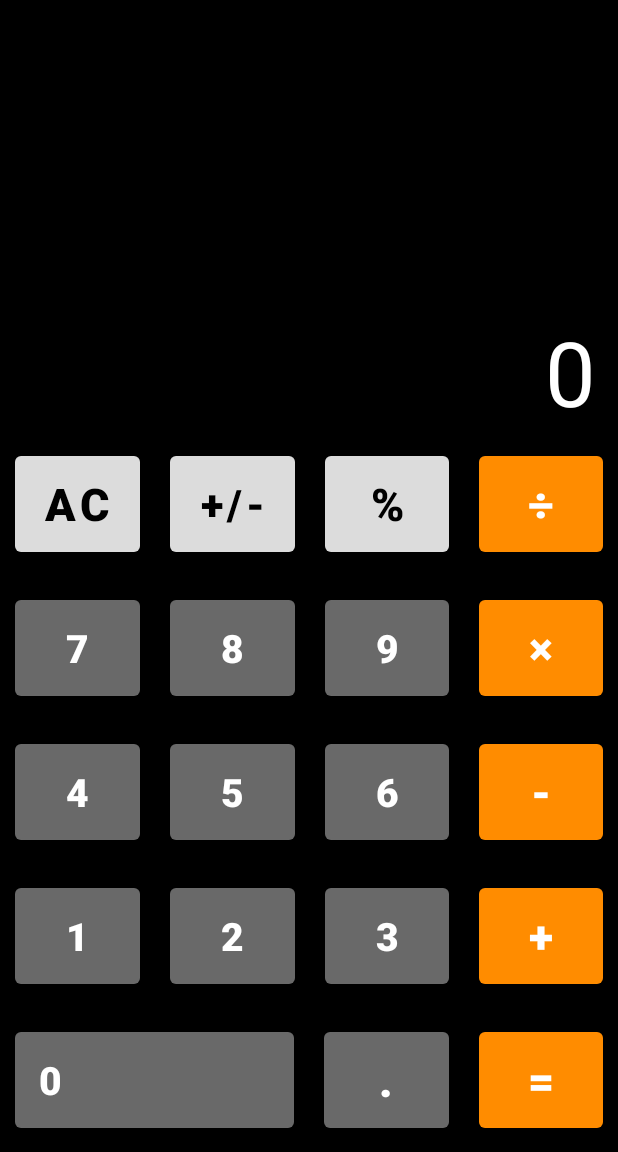
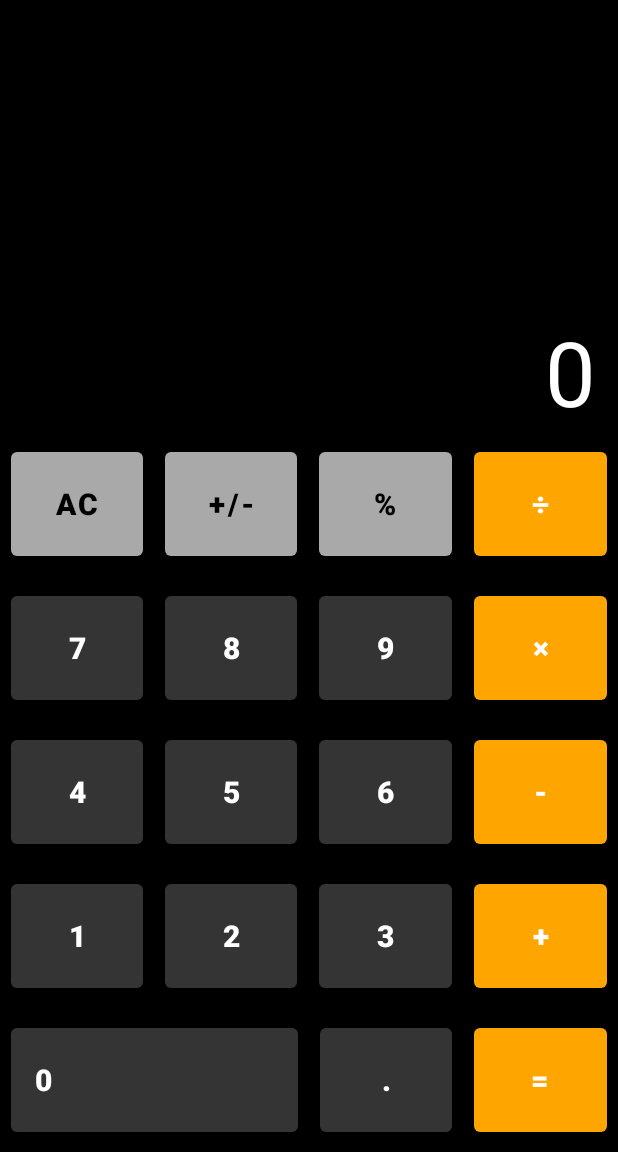
Before and after one commit to PariyaTari/Calculator1, an Android app: the screen it shows after launch (MainActivity), on a phone screen of 412 x 824 dp, the part 84-1236 px from its top. Run offline under Robolectric (Android 15) with nearby library versions, the phone set to English and light mode, and no system bars.

Commit message:
bug fixes 1

```diff
--- a/Calculator_1/app/src/main/java/com/example/calculator_1/MainActivity.java
+++ b/Calculator_1/app/src/main/java/com/example/calculator_1/MainActivity.java
@@ -7,6 +7,7 @@ import android.os.Bundle;
 import android.view.View;
 import android.widget.Button;
 import android.widget.TextView;
+import android.widget.Toast;
 
 public class MainActivity extends AppCompatActivity {
     private Button btnAC,btnC,btnDiv,btnMul,btnSub,btnAdd,btnPer,btnPoint,btnEqual;
@@ -50,48 +51,47 @@ public class MainActivity extends AppCompatActivity {
         else if (id == R.id.btnPoint)
             setNumber(".");
         else if (id == R.id.btnAdd){
+            if(flag == true){
+                equal();
+            }
             num1 = Float.parseFloat(textView.getText().toString());
             op = "+";
             textView.setText("+");
         }
         else if (id == R.id.btnSub){
+            if(flag == true){
+                equal();
+            }
             num1 = Float.parseFloat(textView.getText().toString());
             op = "-";
             textView.setText("-");
         }
         else if (id == R.id.btnMul){
+            if(flag == true){
+                equal();
+            }
             num1 = Float.parseFloat(textView.getText().toString());
             op = "×";
             textView.setText("×");
         }
         else if (id == R.id.btnDiv){
+            if(flag == true){
+                equal();
+            }
             num1 = Float.parseFloat(textView.getText().toString());
             op = "÷";
             textView.setText("÷");
         }
         else if (id == R.id.btnPer){
+            if(flag == true){
+                equal();
+            }
             num1 = Float.parseFloat(textView.getText().toString());
             op = "%";
             textView.setText("%");
         }
         else if (id == R.id.btnEqual){
-            num2 = Float.parseFloat(textView.getText().toString());
-            float result = 0;
-            if(op == "+")
-                result = num1 + num2;
-            else if(op == "-")
-                result = num1 - num2;
-            else if(op == "×")
-                result = num1 * num2;
-            else if(op == "÷")
-                result = num1 / num2;
-            else if(op == "%")
-                result = (num1/100) * num2;
-
-            textView.setText(result+"");
-            num1 = num2 = 0;
-            op = "";
-            flag = false;
+            equal();
         }
         else if (id == R.id.btnAC){
             num1 = num2 = 0;
@@ -129,6 +129,30 @@ public class MainActivity extends AppCompatActivity {
             else
                 textView.setText(tmp+number);
         }
+    }
+
+    void equal(){
+        num2 = Float.parseFloat(textView.getText().toString());
+        float result = 0;
+        if(op == "+")
+            result = num1 + num2;
+        else if(op == "-")
+            result = num1 - num2;
+        else if(op == "×")
+            result = num1 * num2;
+        else if(op == "÷"){
+            if(num2 == 0)
+                Toast.makeText(MainActivity.this , R.string.info , Toast.LENGTH_LONG).show();
+            else
+                result = num1 / num2;
+        }
+        else if(op == "%")
+            result = (num1/100) * num2;
+
+        textView.setText(result+"");
+        num1 = num2 = 0;
+        op = "";
+        flag = false;
     }
 
     void findViews(){
--- a/Calculator_1/app/src/main/res/layout/activity_main.xml
+++ b/Calculator_1/app/src/main/res/layout/activity_main.xml
@@ -48,7 +48,7 @@
                     android:id="@+id/btnAC"
                     android:layout_width="wrap_content"
                     android:layout_height="match_parent"
-                    android:layout_margin="10dp"
+                    android:layout_margin="7dp"
                     android:layout_weight="1"
                     android:bottomLeftRadius="300dp"
                     android:bottomRightRadius="300dp"
@@ -56,7 +56,7 @@
                     android:onClick="buttonPressed"
                     android:text="AC"
                     android:textColor="@color/black"
-                    android:textSize="30sp"
+                    android:textSize="20sp"
                     android:textStyle="bold"
                     android:topLeftRadius="300dp"
                     android:topRightRadius="300dp" />
@@ -65,39 +65,39 @@
                     android:id="@+id/btnC"
                     android:layout_width="wrap_content"
                     android:layout_height="match_parent"
-                    android:layout_margin="10dp"
+                    android:layout_margin="7dp"
                     android:layout_weight="1"
                     android:gravity="center"
                     android:onClick="buttonPressed"
                     android:text="+/-"
                     android:textColor="@color/black"
-                    android:textSize="28sp"
+                    android:textSize="20sp"
                     android:textStyle="bold" />
 
                 <Button
                     android:id="@+id/btnPer"
                     android:layout_width="wrap_content"
                     android:layout_height="match_parent"
-                    android:layout_margin="10dp"
+                    android:layout_margin="7dp"
                     android:layout_weight="1"
                     android:gravity="center"
                     android:onClick="buttonPressed"
                     android:text="%"
                     android:textColor="@color/black"
-                    android:textSize="30sp"
+                    android:textSize="20sp"
                     android:textStyle="bold" />
 
                 <Button
                     android:id="@+id/btnDiv"
                     android:layout_width="wrap_content"
                     android:layout_height="match_parent"
-                    android:layout_margin="10dp"
+                    android:layout_margin="7dp"
                     android:layout_weight="1"
                     android:gravity="center"
                     android:onClick="buttonPressed"
                     android:text="÷"
                     android:textColor="@color/white"
-                    android:textSize="30sp"
+                    android:textSize="20sp"
                     android:textStyle="bold" />
             </LinearLayout>
 
@@ -111,52 +111,52 @@
                     android:id="@+id/btn7"
                     android:layout_width="wrap_content"
                     android:layout_height="match_parent"
-                    android:layout_margin="10dp"
+                    android:layout_margin="7dp"
                     android:layout_weight="1"
                     android:gravity="center"
                     android:onClick="buttonPressed"
                     android:text="7"
                     android:textColor="@color/white"
-                    android:textSize="26sp"
+                    android:textSize="20sp"
                     android:textStyle="bold" />
 
                 <Button
                     android:id="@+id/btn8"
                     android:layout_width="wrap_content"
                     android:layout_height="match_parent"
-                    android:layout_margin="10dp"
+                    android:layout_margin="7dp"
                     android:layout_weight="1"
                     android:gravity="center"
                     android:onClick="buttonPressed"
                     android:text="8"
                     android:textColor="@color/white"
-                    android:textSize="26sp"
+                    android:textSize="20sp"
                     android:textStyle="bold" />
 
                 <Button
                     android:id="@+id/btn9"
                     android:layout_width="wrap_content"
                     android:layout_height="match_parent"
-                    android:layout_margin="10dp"
+                    android:layout_margin="7dp"
                     android:layout_weight="1"
                     android:gravity="center"
                     android:onClick="buttonPressed"
                     android:text="9"
                     android:textColor="@color/white"
-                    android:textSize="26sp"
+                    android:textSize="20sp"
                     android:textStyle="bold" />
 
                 <Button
                     android:id="@+id/btnMul"
                     android:layout_width="wrap_content"
                     android:layout_height="match_parent"
-                    android:layout_margin="10dp"
+                    android:layout_margin="7dp"
                     android:layout_weight="1"
                     android:gravity="center"
                     android:onClick="buttonPressed"
                     android:text="×"
                     android:textColor="@color/white"
-                    android:textSize="30sp"
+                    android:textSize="20sp"
                     android:textStyle="bold" />
             </LinearLayout>
 
@@ -170,52 +170,52 @@
                     android:id="@+id/btn4"
                     android:layout_width="wrap_content"
                     android:layout_height="match_parent"
-                    android:layout_margin="10dp"
+                    android:layout_margin="7dp"
                     android:layout_weight="1"
                     android:gravity="center"
                     android:onClick="buttonPressed"
                     android:text="4"
                     android:textColor="@color/white"
-                    android:textSize="26sp"
+                    android:textSize="20sp"
                     android:textStyle="bold" />
 
                 <Button
                     android:id="@+id/btn5"
                     android:layout_width="wrap_content"
                     android:layout_height="match_parent"
-                    android:layout_margin="10dp"
+                    android:layout_margin="7dp"
                     android:layout_weight="1"
                     android:gravity="center"
                     android:onClick="buttonPressed"
                     android:text="5"
                     android:textColor="@color/white"
-                    android:textSize="26sp"
+                    android:textSize="20sp"
                     android:textStyle="bold" />
 
                 <Button
                     android:id="@+id/btn6"
                     android:layout_width="wrap_content"
                     android:layout_height="match_parent"
-                    android:layout_margin="10dp"
+                    android:layout_margin="7dp"
                     android:layout_weight="1"
                     android:gravity="center"
                     android:onClick="buttonPressed"
                     android:text="6"
                     android:textColor="@color/white"
-                    android:textSize="26sp"
+                    android:textSize="20sp"
                     android:textStyle="bold" />
 
                 <Button
                     android:id="@+id/btnSub"
                     android:layout_width="wrap_content"
                     android:layout_height="match_parent"
-                    android:layout_margin="10dp"
+                    android:layout_margin="7dp"
                     android:layout_weight="1"
                     android:gravity="center"
                     android:onClick="buttonPressed"
                     android:text="-"
                     android:textColor="@color/white"
-                    android:textSize="30sp"
+                    android:textSize="20sp"
                     android:textStyle="bold" />
             </LinearLayout>
 
@@ -229,52 +229,52 @@
                     android:id="@+id/btn1"
                     android:layout_width="wrap_content"
                     android:layout_height="match_parent"
-                    android:layout_margin="10dp"
+                    android:layout_margin="7dp"
                     android:layout_weight="1"
                     android:gravity="center"
                     android:onClick="buttonPressed"
                     android:text="1"
                     android:textColor="@color/white"
-                    android:textSize="26sp"
+                    android:textSize="20sp"
                     android:textStyle="bold" />
 
                 <Button
                     android:id="@+id/btn2"
                     android:layout_width="wrap_content"
                     android:layout_height="match_parent"
-                    android:layout_margin="10dp"
+                    android:layout_margin="7dp"
                     android:layout_weight="1"
                     android:gravity="center"
                     android:onClick="buttonPressed"
                     android:text="2"
                     android:textColor="@color/white"
-                    android:textSize="26sp"
+                    android:textSize="20sp"
                     android:textStyle="bold" />
 
                 <Button
                     android:id="@+id/btn3"
                     android:layout_width="wrap_content"
                     android:layout_height="match_parent"
-                    android:layout_margin="10dp"
+                    android:layout_margin="7dp"
                     android:layout_weight="1"
                     android:gravity="center"
                     android:onClick="buttonPressed"
                     android:text="3"
                     android:textColor="@color/white"
-                    android:textSize="26sp"
+                    android:textSize="20sp"
                     android:textStyle="bold" />
 
                 <Button
                     android:id="@+id/btnAdd"
                     android:layout_width="wrap_content"
                     android:layout_height="match_parent"
-                    android:layout_margin="10dp"
+                    android:layout_margin="7dp"
                     android:layout_weight="1"
                     android:gravity="center"
                     android:onClick="buttonPressed"
                     android:text="+"
                     android:textColor="@color/white"
-                    android:textSize="30sp"
+                    android:textSize="20sp"
                     android:textStyle="bold" />
             </LinearLayout>
 
@@ -295,13 +295,13 @@
                         android:id="@+id/btn0"
                         android:layout_width="wrap_content"
                         android:layout_height="match_parent"
-                        android:layout_margin="10dp"
+                        android:layout_margin="7dp"
                         android:layout_weight="1"
                         android:gravity="center|left"
                         android:onClick="buttonPressed"
                         android:text="0"
                         android:textColor="@color/white"
-                        android:textSize="26sp"
+                        android:textSize="20sp"
                         android:textStyle="bold" />
                 </LinearLayout>
 
@@ -315,26 +315,26 @@
                         android:id="@+id/btnPoint"
                         android:layout_width="wrap_content"
                         android:layout_height="match_parent"
-                        android:layout_margin="10dp"
+                        android:layout_margin="7dp"
                         android:layout_weight="1"
                         android:gravity="center"
                         android:onClick="buttonPressed"
                         android:text="."
                         android:textColor="@color/white"
-                        android:textSize="30sp"
+                        android:textSize="20sp"
                         android:textStyle="bold" />
 
                     <Button
                         android:id="@+id/btnEqual"
                         android:layout_width="wrap_content"
                         android:layout_height="match_parent"
-                        android:layout_margin="10dp"
+                        android:layout_margin="7dp"
                         android:layout_weight="1"
                         android:gravity="center"
                         android:onClick="buttonPressed"
                         android:text="="
                         android:textColor="@color/white"
-                        android:textSize="30sp"
+                        android:textSize="20sp"
                         android:textStyle="bold" />
                 </LinearLayout>
             </LinearLayout>
--- a/Calculator_1/app/src/main/res/values/colors.xml
+++ b/Calculator_1/app/src/main/res/values/colors.xml
@@ -7,8 +7,8 @@
     <color name="teal_700">#FF018786</color>
     <color name="black">#FF000000</color>
     <color name="white">#FFFFFFFF</color>
-    <color name="dimGray">#696969</color>
-    <color name="lightGray">#DCDCDC</color>
-    <color name="orange">#FF8C00</color>
+    <color name="dimGray">#FF353434</color>
+    <color name="lightGray">#A9A9A9</color>
+    <color name="orange">#FFA500</color>
 
 </resources>
--- a/Calculator_1/app/src/main/res/values/strings.xml
+++ b/Calculator_1/app/src/main/res/values/strings.xml
@@ -1,3 +1,4 @@
 <resources>
     <string name="app_name">Calculator_1</string>
+    <string name="info">Cant\' divide by zero.</string>
 </resources>
```
Also changed, not shown: 25 other files.
